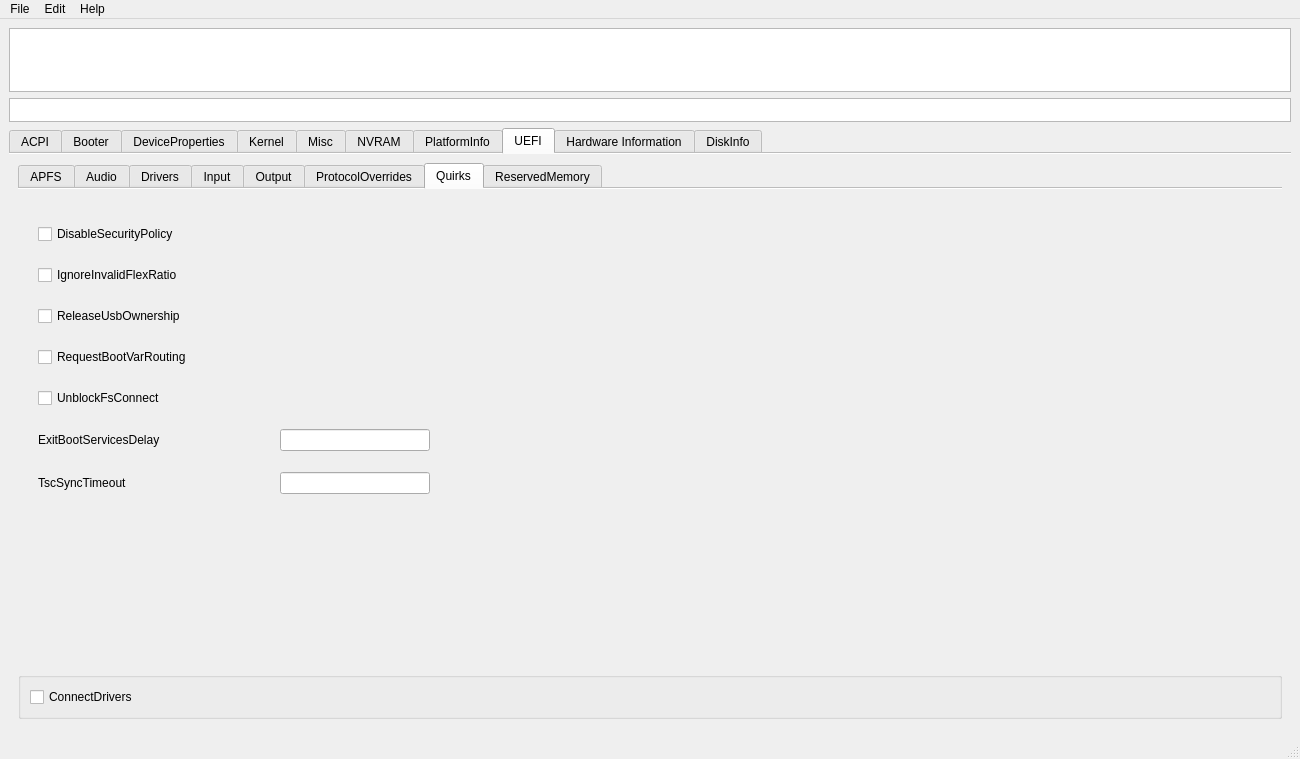
Qt form mainwindow.ui (ic005k/OCAuxiliaryTools) before a commit.
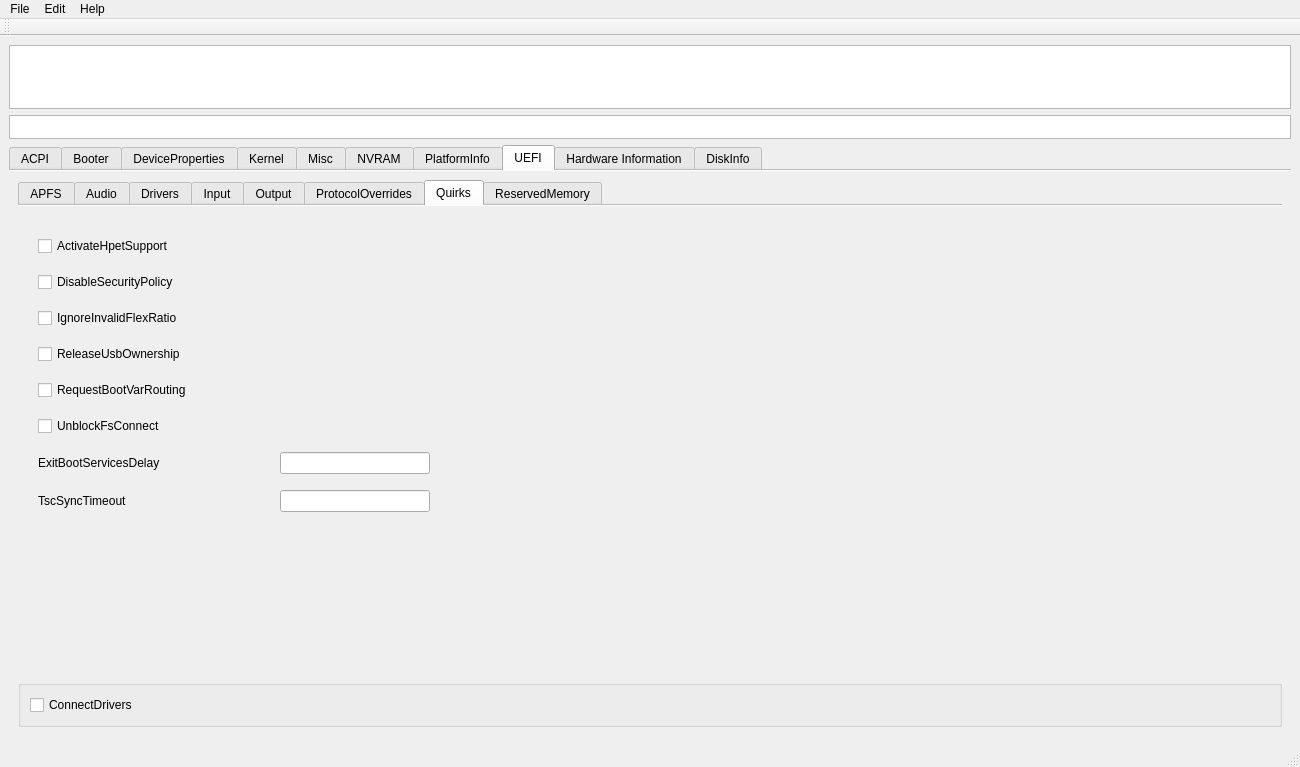
The same form after that commit. The open tabs and pages were chosen to show the change. Icons and pictures are not drawn.

What changed in the file:
```diff
--- a/mainwindow.ui
+++ b/mainwindow.ui
@@ -7,7 +7,7 @@
     <x>0</x>
     <y>0</y>
     <width>1300</width>
-    <height>759</height>
+    <height>767</height>
    </rect>
   </property>
   <property name="maximumSize">
@@ -6895,7 +6895,7 @@
              </rect>
             </property>
             <layout class="QGridLayout" name="gridLayout_31">
-             <item row="4" column="0">
+             <item row="5" column="0">
               <widget class="QCheckBox" name="chkUnblockFsConnect">
                <property name="toolTip">
                 <string>Note: The quirk is mostly relevant for select HP laptops with no drives listed.</string>
@@ -6909,7 +6909,23 @@
                </property>
               </widget>
              </item>
-             <item row="7" column="0">
+             <item row="8" column="1">
+              <widget class="QLineEdit" name="editTscSyncTimeout">
+               <property name="minimumSize">
+                <size>
+                 <width>150</width>
+                 <height>0</height>
+                </size>
+               </property>
+               <property name="maximumSize">
+                <size>
+                 <width>150</width>
+                 <height>16777215</height>
+                </size>
+               </property>
+              </widget>
+             </item>
+             <item row="8" column="0">
               <widget class="QLabel" name="label_29">
                <property name="toolTip">
                 <string>The primary purpose of this quirk is to enable early bootstrap TSC synchronisation on some server and laptop
@@ -6932,7 +6948,23 @@
                </property>
               </widget>
              </item>
-             <item row="2" column="0">
+             <item row="6" column="0">
+              <widget class="QLabel" name="label_28">
+               <property name="toolTip">
+                <string>This is a very ugly quirk to circumvent &quot;Still waiting for root device&quot; message on select APTIO IV firmwares,
+namely ASUS Z87-Pro, when using FileVault 2 in particular. It seems that for some reason they execute code
+in parallel to EXIT_BOOT_SERVICES, which results in SATA controller being inaccessible from macOS. A better
+approach should be found in some future. Expect 3-5 seconds to be enough in case the quirk is needed.</string>
+               </property>
+               <property name="statusTip">
+                <string>Adds delay in microseconds after EXIT_BOOT_SERVICES event.</string>
+               </property>
+               <property name="text">
+                <string>ExitBootServicesDelay</string>
+               </property>
+              </widget>
+             </item>
+             <item row="3" column="0">
               <widget class="QCheckBox" name="chkReleaseUsbOwnership">
                <property name="toolTip">
                 <string>Attempt to detach USB controller ownership from the firmware driver. While most firmwares
@@ -6949,7 +6981,7 @@
                </property>
               </widget>
              </item>
-             <item row="1" column="0">
+             <item row="2" column="0">
               <widget class="QCheckBox" name="chkIgnoreInvalidFlexRatio">
                <property name="toolTip">
                 <string>Note: While the option is not supposed to induce harm on unaffected firmwares, its usage is not recommended
@@ -6964,7 +6996,7 @@
                </property>
               </widget>
              </item>
-             <item row="5" column="1">
+             <item row="6" column="1">
               <widget class="QLineEdit" name="editExitBootServicesDelay">
                <property name="minimumSize">
                 <size>
@@ -6980,39 +7012,7 @@
                </property>
               </widget>
              </item>
-             <item row="7" column="1">
-              <widget class="QLineEdit" name="editTscSyncTimeout">
-               <property name="minimumSize">
-                <size>
-                 <width>150</width>
-                 <height>0</height>
-                </size>
-               </property>
-               <property name="maximumSize">
-                <size>
-                 <width>150</width>
-                 <height>16777215</height>
-                </size>
-               </property>
-              </widget>
-             </item>
-             <item row="5" column="0">
-              <widget class="QLabel" name="label_28">
-               <property name="toolTip">
-                <string>This is a very ugly quirk to circumvent &quot;Still waiting for root device&quot; message on select APTIO IV firmwares,
-namely ASUS Z87-Pro, when using FileVault 2 in particular. It seems that for some reason they execute code
-in parallel to EXIT_BOOT_SERVICES, which results in SATA controller being inaccessible from macOS. A better
-approach should be found in some future. Expect 3-5 seconds to be enough in case the quirk is needed.</string>
-               </property>
-               <property name="statusTip">
-                <string>Adds delay in microseconds after EXIT_BOOT_SERVICES event.</string>
-               </property>
-               <property name="text">
-                <string>ExitBootServicesDelay</string>
-               </property>
-              </widget>
-             </item>
-             <item row="3" column="0">
+             <item row="4" column="0">
               <widget class="QCheckBox" name="chkRequestBootVarRouting">
                <property name="toolTip">
                 <string>This quirk requires OC_FIRMWARE_RUNTIME protocol implemented in OpenRuntime.efi. The quirk lets default
@@ -7029,7 +7029,7 @@
                </property>
               </widget>
              </item>
-             <item row="0" column="0">
+             <item row="1" column="0">
               <widget class="QCheckBox" name="chkDisableSecurityPolicy">
                <property name="toolTip">
                 <string>Note: This setting disables various security features of the firmware, defeating the purpose of any kind of Secure
@@ -7043,6 +7043,20 @@
                </property>
               </widget>
              </item>
+             <item row="0" column="0">
+              <widget class="QCheckBox" name="chkActivateHpetSupport">
+               <property name="toolTip">
+                <string>Older boards like ICH6 may not always have HPET setting in the firmware preferences, this option tries to force
+enable it.</string>
+               </property>
+               <property name="statusTip">
+                <string>Activates HPET support.</string>
+               </property>
+               <property name="text">
+                <string>ActivateHpetSupport</string>
+               </property>
+              </widget>
+             </item>
             </layout>
            </widget>
           </widget>
@@ -7237,6 +7251,17 @@
    <addaction name="menuHelp"/>
   </widget>
   <widget class="QStatusBar" name="statusbar"/>
+  <widget class="QToolBar" name="toolBar">
+   <property name="windowTitle">
+    <string>toolBar</string>
+   </property>
+   <attribute name="toolBarArea">
+    <enum>TopToolBarArea</enum>
+   </attribute>
+   <attribute name="toolBarBreak">
+    <bool>false</bool>
+   </attribute>
+  </widget>
   <action name="actionOpen">
    <property name="text">
     <string>Open</string>
```
Left out of the diff: 170 changed lines with no effect on the pictures.
